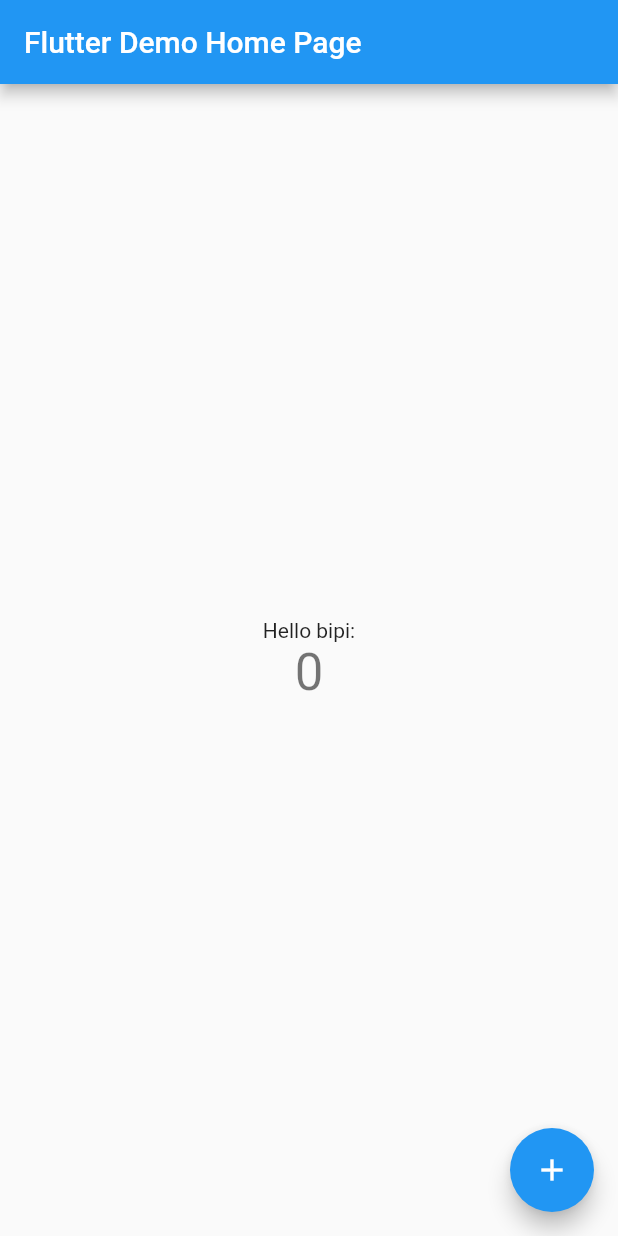
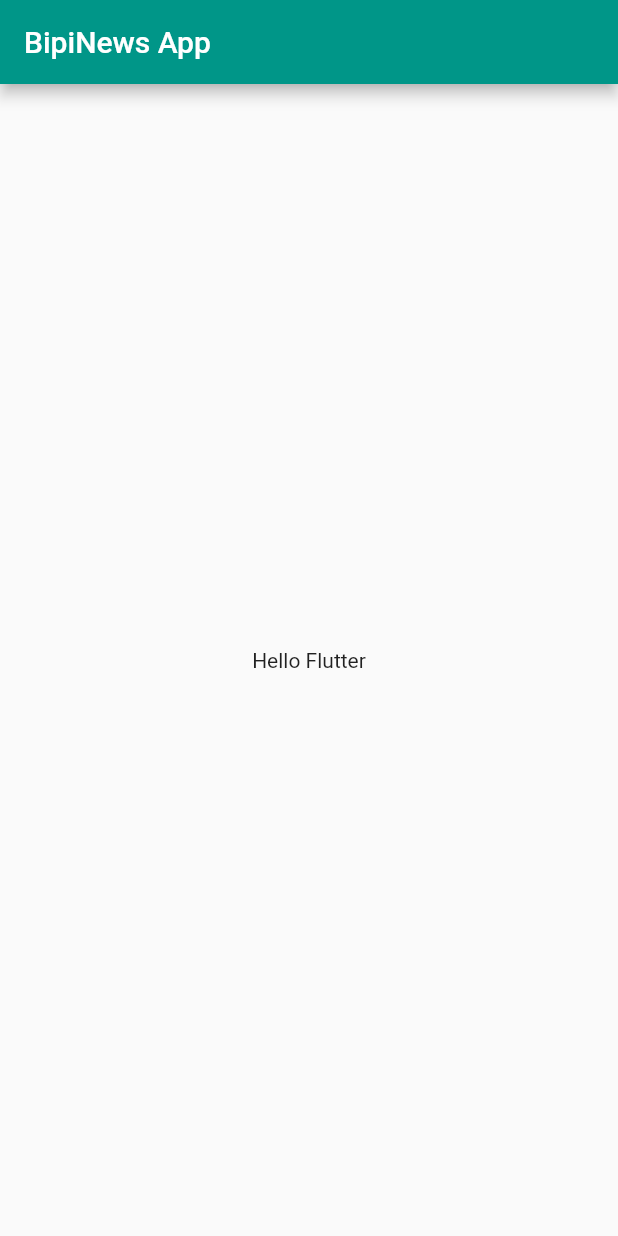
Before and after one commit to bipin21/Flutter-news-app, a Flutter app: the screen it shows after launch, on a phone screen of 412 x 824 dp. Run offline on Flutter 3.47's test engine with Material 2 defaults, Android fonts, the phone set to English and light mode, and no system bars; network calls fail.

Commit message:
Flutter add request

```diff
--- /dev/null
+++ b/lib/api/api_util.dart
@@ -0,0 +1,7 @@
+class ApiUtil{
+  static const String MAIN_API_URL = 'http://bipi-news.loc/api';
+
+  static const String ALL_CATEGORIES = '/categories';
+
+
+}
--- /dev/null
+++ b/lib/api/categories_api.dart
@@ -0,0 +1,26 @@
+import 'dart:io';
+
+import 'package:http/http.dart' as http;
+import 'api_util.dart';
+
+class CategoiresApi{
+
+  fetchAllCategories() async{
+    var _client = new HttpClient();
+    _client.badCertificateCallback = (X509Certificate cert, String host, int port) => true;
+
+    String allCategories = ApiUtil.MAIN_API_URL + ApiUtil.ALL_CATEGORIES + '?q={http}';
+    Map<String,String> headers = {
+      'Accept' : 'application/json'
+    };
+
+    var response = await http.get(allCategories, headers: headers);
+//    var response = await _client.getUrl((Uri.parse(allCategories)));
+//    if(response.statusCode == 200){
+
+//    }
+
+  print(response.statusCode);
+  print(response.body);
+  }
+}
--- a/lib/main.dart
+++ b/lib/main.dart
@@ -1,117 +1,63 @@
+import 'dart:io';
+
 import 'package:flutter/material.dart';
+import 'api/categories_api.dart';
 
-void main() {
-  runApp(MyApp());
+class MyHttpOverrides extends HttpOverrides{
+  @override
+  HttpClient createHttpClient(SecurityContext context) {
+    // TODO: implement createHttpClient
+    return new HttpClient(context: context)
+        ..badCertificateCallback =
+        (X509Certificate cert, String host, int port) => true;
+  }
 }
 
-class MyApp extends StatelessWidget {
-  // This widget is the root of your application.
+void main(){
+    runApp(bipinNewsApp());
+}
+
+
+// ignore: camel_case_types
+class bipinNewsApp extends StatelessWidget{
   @override
   Widget build(BuildContext context) {
     return MaterialApp(
-      title: 'Flutter Demo',
+      debugShowCheckedModeBanner: false,
       theme: ThemeData(
-        // This is the theme of your application.
-        //
-        // Try running your application with "flutter run". You'll see the
-        // application has a blue toolbar. Then, without quitting the app, try
-        // changing the primarySwatch below to Colors.green and then invoke
-        // "hot reload" (press "r" in the console where you ran "flutter run",
-        // or simply save your changes to "hot reload" in a Flutter IDE).
-        // Notice that the counter didn't reset back to zero; the application
-        // is not restarted.
-        primarySwatch: Colors.blue,
-        // This makes the visual density adapt to the platform that you run
-        // the app on. For desktop platforms, the controls will be smaller and
-        // closer together (more dense) than on mobile platforms.
-        visualDensity: VisualDensity.adaptivePlatformDensity,
+        primaryColor: Colors.teal,
+
       ),
-      home: MyHomePage(title: 'Flutter Demo Home Page'),
+      home:HomeScreen(),
     );
   }
 }
 
-class MyHomePage extends StatefulWidget {
-  MyHomePage({Key key, this.title}) : super(key: key);
+class HomeScreen extends StatefulWidget {
+  @override
+  _HomeScreenState createState() => _HomeScreenState();
+}
 
-  // This widget is the home page of your application. It is stateful, meaning
-  // that it has a State object (defined below) that contains fields that affect
-  // how it looks.
-
-  // This class is the configuration for the state. It holds the values (in this
-  // case the title) provided by the parent (in this case the App widget) and
-  // used by the build method of the State. Fields in a Widget subclass are
-  // always marked "final".
-
-  final String title;
+class _HomeScreenState extends State<HomeScreen> {
+  CategoiresApi categoiresApi;
 
   @override
-  _MyHomePageState createState() => _MyHomePageState();
-}
-
-class _MyHomePageState extends State<MyHomePage> {
-  int _counter = 0;
-
-  void _incrementCounter() {
-    setState(() {
-      // This call to setState tells the Flutter framework that something has
-      // changed in this State, which causes it to rerun the build method below
-      // so that the display can reflect the updated values. If we changed
-      // _counter without calling setState(), then the build method would not be
-      // called again, and so nothing would appear to happen.
-      _counter++;
-    });
+  void initState() {
+    // TODO: implement initState
+    super.initState();
+    categoiresApi = CategoiresApi();
+    categoiresApi.fetchAllCategories();
   }
 
   @override
   Widget build(BuildContext context) {
-    // This method is rerun every time setState is called, for instance as done
-    // by the _incrementCounter method above.
-    //
-    // The Flutter framework has been optimized to make rerunning build methods
-    // fast, so that you can just rebuild anything that needs updating rather
-    // than having to individually change instances of widgets.
     return Scaffold(
       appBar: AppBar(
-        // Here we take the value from the MyHomePage object that was created by
-        // the App.build method, and use it to set our appbar title.
-        title: Text(widget.title),
+        title: Text('BipiNews App'),
       ),
       body: Center(
-        // Center is a layout widget. It takes a single child and positions it
-        // in the middle of the parent.
-        child: Column(
-          // Column is also a layout widget. It takes a list of children and
-          // arranges them vertically. By default, it sizes itself to fit its
-          // children horizontally, and tries to be as tall as its parent.
-          //
-          // Invoke "debug painting" (press "p" in the console, choose the
-          // "Toggle Debug Paint" action from the Flutter Inspector in Android
-          // Studio, or the "Toggle Debug Paint" command in Visual Studio Code)
-          // to see the wireframe for each widget.
-          //
-          // Column has various properties to control how it sizes itself and
-          // how it positions its children. Here we use mainAxisAlignment to
-          // center the children vertically; the main axis here is the vertical
-          // axis because Columns are vertical (the cross axis would be
-          // horizontal).
-          mainAxisAlignment: MainAxisAlignment.center,
-          children: <Widget>[
-            Text(
-              'Hello bipi:',
-            ),
-            Text(
-              '$_counter',
-              style: Theme.of(context).textTheme.headline4,
-            ),
-          ],
-        ),
+        child: Text('Hello Flutter'),
       ),
-      floatingActionButton: FloatingActionButton(
-        onPressed: _incrementCounter,
-        tooltip: 'Increment',
-        child: Icon(Icons.add),
-      ), // This trailing comma makes auto-formatting nicer for build methods.
     );
   }
 }
--- a/pubspec.yaml
+++ b/pubspec.yaml
@@ -28,6 +28,7 @@ dependencies:
   # The following adds the Cupertino Icons font to your application.
   # Use with the CupertinoIcons class for iOS style icons.
   cupertino_icons: ^0.1.3
+  http: ^0.12.2
 
 dev_dependencies:
   flutter_test:
```
Also changed, not shown: lib/models/category.dart (added, +14 -0 lines), pubspec.lock, 1 other file.
